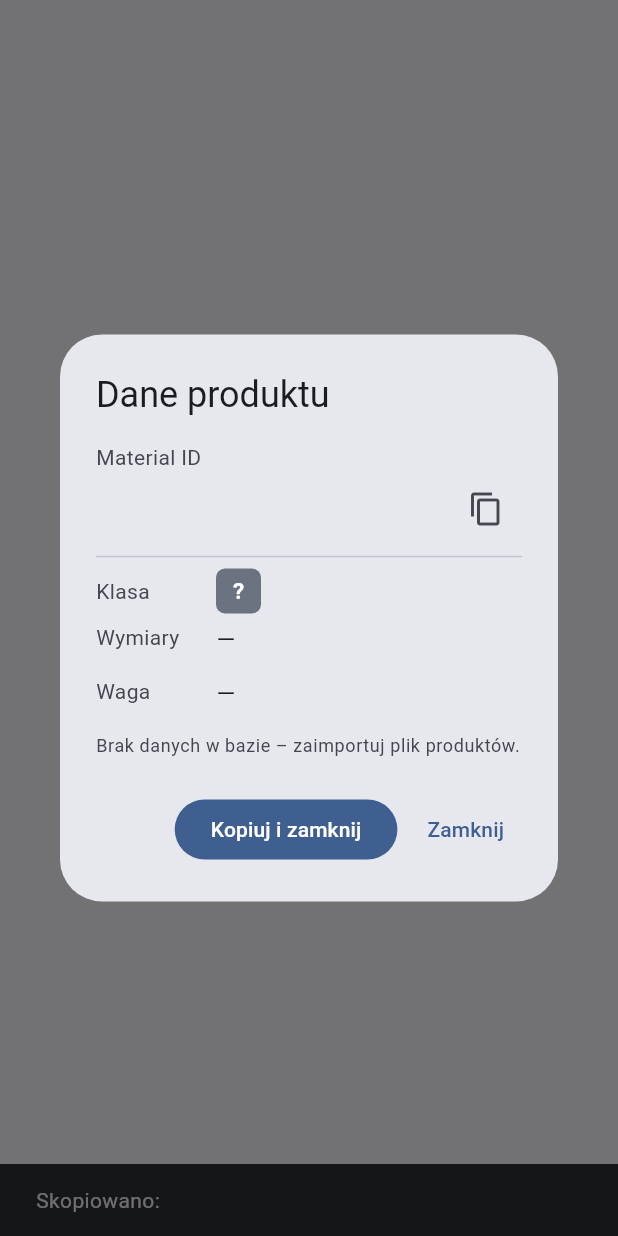
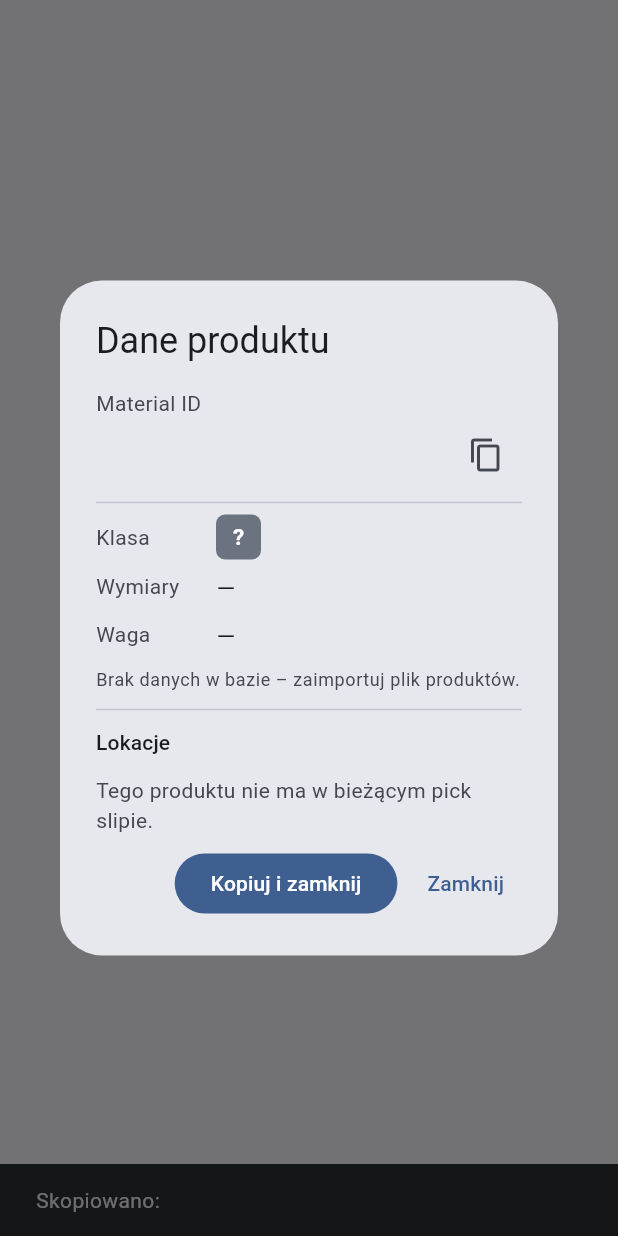
Before and after one commit to NorbertStr/J-lab_pickslips, a Flutter app: what showProduct() shows on an empty page, opened directly with empty values, after a tap on the "content copy" icon, on a phone screen of 412 x 824 dp. Run offline on Flutter 3.47's test engine with Material 3 defaults, Android fonts, the phone set to English and light mode, and no system bars; our stand-ins replace shared_preferences, web; missing offline and left inert: dart:js_interop, excel; accounts and stored records are empty.

Commit message:
Add files via upload

```diff
--- a/lib/main.dart
+++ b/lib/main.dart
@@ -715,14 +715,38 @@ class _ProductsPageState extends State<ProductsPage> {
   }
 }
 
-/// Podgląd danych produktu – tylko do odczytu (bez edycji i usuwania).
+/// Okno produktu: dane (tylko do odczytu) + lokacje z tym produktem
+/// w bieżącym pick slipie, z ilością i polem „Zrobione”.
 Future<void> showProduct(BuildContext context, AppStore store, String materialId) async {
+  await showDialog<void>(
+    context: context,
+    builder: (c) => ListenableBuilder(
+      listenable: store,
+      builder: (c, _) => _ProductDialog(store: store, materialId: materialId),
+    ),
+  );
+}
+
+class _ProductDialog extends StatelessWidget {
+  const _ProductDialog({required this.store, required this.materialId});
+  final AppStore store;
+  final String materialId;
+
+  @override
+  Widget build(BuildContext context) {
     final p = store.products[materialId];
-  final t = Theme.of(context).textTheme;
-  final muted = Theme.of(context).colorScheme.onSurfaceVariant;
+    final theme = Theme.of(context);
+    final t = theme.textTheme;
+    final muted = theme.colorScheme.onSurfaceVariant;
+
+    final lines = store.lines.where((l) => l.materialId == materialId).toList()
+      ..sort((a, b) => a.location.compareTo(b.location));
+    final total = lines.fold(0, (s, l) => s + l.quantity);
+    final left = lines.where((l) => !l.done).fold(0, (s, l) => s + l.quantity);
+    final allDone = lines.isNotEmpty && lines.every((l) => l.done);
 
     Widget row(String label, String value) => Padding(
-        padding: const EdgeInsets.symmetric(vertical: 6),
+          padding: const EdgeInsets.symmetric(vertical: 4),
           child: Row(
             crossAxisAlignment: CrossAxisAlignment.start,
             children: [
@@ -732,12 +756,12 @@ Future<void> showProduct(BuildContext context, AppStore store, String materialId
           ),
         );
 
-  await showDialog<void>(
-    context: context,
-    builder: (c) => AlertDialog(
+    return AlertDialog(
       title: const Text('Dane produktu'),
+      contentPadding: const EdgeInsets.fromLTRB(24, 16, 24, 0),
       content: SizedBox(
-        width: 400,
+        width: 420,
+        child: SingleChildScrollView(
           child: Column(
             mainAxisSize: MainAxisSize.min,
             crossAxisAlignment: CrossAxisAlignment.start,
@@ -752,7 +776,7 @@ Future<void> showProduct(BuildContext context, AppStore store, String materialId
                 IconButton(
                   tooltip: 'Kopiuj Material ID',
                   icon: const Icon(Icons.copy),
-                onPressed: () => copyText(c, materialId),
+                  onPressed: () => copyText(context, materialId),
                 ),
               ]),
               const Divider(),
@@ -760,28 +784,98 @@ Future<void> showProduct(BuildContext context, AppStore store, String materialId
                 SizedBox(width: 80, child: Text('Klasa', style: t.bodyMedium?.copyWith(color: muted))),
                 ClassBadge(p?.klasa ?? ''),
               ]),
+              const SizedBox(height: 4),
               if (p != null && p.nazwa.isNotEmpty) row('Nazwa', p.nazwa),
               row('Wymiary', p?.wymiary ?? ''),
               row('Waga', p?.waga ?? ''),
               if (p == null || p.isEmpty)
                 Padding(
-                padding: const EdgeInsets.only(top: 8),
+                  padding: const EdgeInsets.only(top: 4),
                   child: Text('Brak danych w bazie – zaimportuj plik produktów.',
                       style: t.bodySmall?.copyWith(color: muted)),
                 ),
+              const Divider(height: 24),
+              Row(children: [
+                Expanded(child: Text('Lokacje', style: t.titleSmall)),
+                if (lines.isNotEmpty)
+                  Text(allDone ? 'zrobione · $total szt.' : 'zostało $left z $total szt.',
+                      style: t.bodyMedium?.copyWith(color: muted)),
+              ]),
+              const SizedBox(height: 4),
+              if (lines.isEmpty)
+                Padding(
+                  padding: const EdgeInsets.symmetric(vertical: 8),
+                  child: Text('Tego produktu nie ma w bieżącym pick slipie.',
+                      style: t.bodyMedium?.copyWith(color: muted)),
+                )
+              else ...[
+                for (final l in lines) _DialogLineTile(store: store, line: l),
+                if (lines.length > 1)
+                  Align(
+                    alignment: Alignment.centerLeft,
+                    child: TextButton.icon(
+                      onPressed: () {
+                        for (final l in lines) {
+                          l.done = !allDone;
+                        }
+                        // jedno zapisanie i odświeżenie
+                        store.toggleLine(lines.first, !allDone);
+                      },
+                      icon: Icon(allDone ? Icons.remove_done : Icons.done_all),
+                      label: Text(allDone ? 'Odznacz wszystkie' : 'Zaznacz wszystkie'),
+                    ),
+                  ),
               ],
+            ],
+          ),
         ),
       ),
       actions: [
         FilledButton(
           onPressed: () {
-            Navigator.pop(c);
+            Navigator.pop(context);
             copyText(context, materialId);
           },
           child: const Text('Kopiuj i zamknij'),
         ),
-        TextButton(onPressed: () => Navigator.pop(c), child: const Text('Zamknij')),
+        TextButton(onPressed: () => Navigator.pop(context), child: const Text('Zamknij')),
       ],
+    );
+  }
+}
+
+class _DialogLineTile extends StatelessWidget {
+  const _DialogLineTile({required this.store, required this.line});
+  final AppStore store;
+  final PickLine line;
+
+  @override
+  Widget build(BuildContext context) {
+    final t = Theme.of(context).textTheme;
+    final deco = line.done ? TextDecoration.lineThrough : null;
+    return InkWell(
+      borderRadius: BorderRadius.circular(8),
+      onTap: () => store.toggleLine(line, !line.done),
+      child: ConstrainedBox(
+        constraints: const BoxConstraints(minHeight: 48),
+        child: Row(children: [
+          Checkbox(
+            value: line.done,
+            onChanged: (v) => store.toggleLine(line, v ?? false),
+          ),
+          Expanded(
+            child: Text(line.location,
+                style: t.titleMedium?.copyWith(
+                    fontFamily: 'monospace',
+                    fontWeight: FontWeight.w600,
+                    decoration: deco)),
+          ),
+          Text('${line.quantity} ${line.uom}',
+              style: t.titleMedium?.copyWith(
+                  fontWeight: FontWeight.w700, decoration: deco)),
+          const SizedBox(width: 4),
+        ]),
       ),
     );
   }
+}
```
Lines whose indentation alone changed are shown as unchanged.
